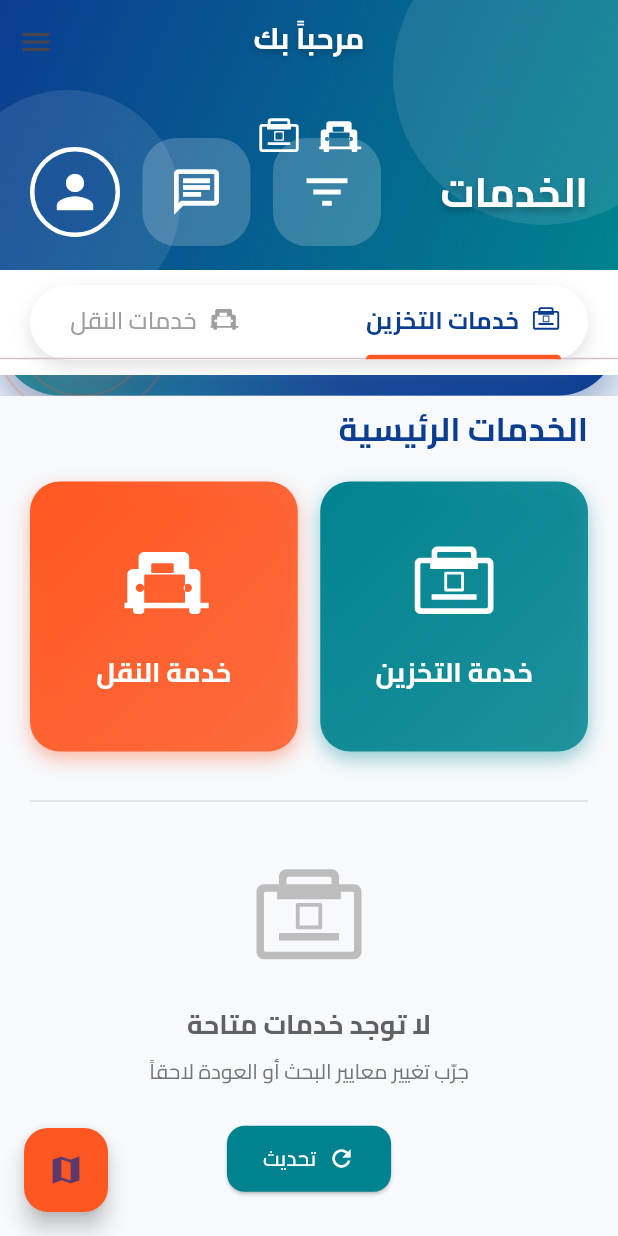
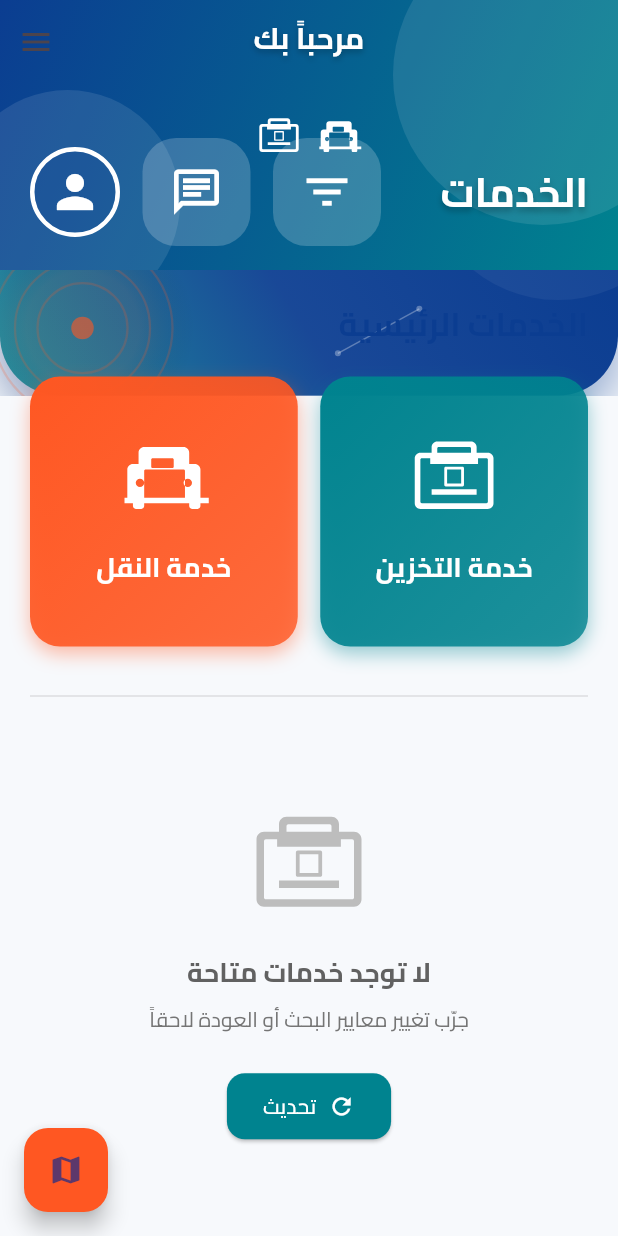
Before and after one commit to Nomato12/bilink, a Flutter app: the ClientHomePage screen opened directly, on a phone screen of 412 x 824 dp. Run offline on Flutter 3.47's test engine with Material 3 defaults, Android fonts, the phone set to English and light mode, and no system bars; our stand-ins replace cached_network_image, cloud_firestore, confetti, firebase_auth, firebase_core, firebase_storage and 12 more; missing offline and left inert: flutter_polyline_points; accounts and stored records are empty.

Commit message:
feat: تبسيط واجهة lientomeage وحذف التدرج والرأس العلوي

```diff
--- a/lib/screens/client_interface.dart
+++ b/lib/screens/client_interface.dart
@@ -661,91 +661,6 @@ class _ClientHomePageState extends State<ClientHomePage> with SingleTickerProvid
                     ),
                   ),
 
-                  // قائمة التبويبات
-                  SliverPersistentHeader(
-                    delegate: _SliverAppBarDelegate(
-                      TabBar(
-                        controller: _tabController,
-                        indicatorColor: _secondaryColor,
-                        indicatorWeight: 3,
-                        labelColor: _primaryColor,
-                        unselectedLabelColor: Colors.grey,
-                        labelStyle: GoogleFonts.cairo(
-                          textStyle: const TextStyle(
-                            fontSize: 16,
-                            fontWeight: FontWeight.bold,
-                          ),
-                        ),
-                        unselectedLabelStyle: GoogleFonts.cairo(
-                          textStyle: const TextStyle(
-                            fontSize: 16,
-                            fontWeight: FontWeight.w500,
-                          ),
-                        ),
-                        tabs: [
-                          Tab(
-                            icon: Row(
-                              mainAxisSize: MainAxisSize.min,
-                              children: [
-                                SvgPicture.asset(
-                                  'assets/images/warehouse.svg',
-                                  width: 20,
-                                  height: 20,
-                                  colorFilter: ColorFilter.mode(
-                                    _tabController.index == 0 ? _primaryColor : Colors.grey,
-                                    BlendMode.srcIn,
-                                  ),
-                                ),
-                                const SizedBox(width: 8),
-                                const Text('خدمات التخزين'),
-                              ],
-                            ),
-                          ),
-                          Tab(
-                            icon: Row(
-                              mainAxisSize: MainAxisSize.min,
-                              children: [
-                                SvgPicture.asset(
-                                  'assets/images/truck.svg',
-                                  width: 20,
-                                  height: 20,
-                                  colorFilter: ColorFilter.mode(
-                                    _tabController.index == 1 ? _primaryColor : Colors.grey,
-                                    BlendMode.srcIn,
-                                  ),
-                                ),
-                                const SizedBox(width: 8),
-                                const Text('خدمات النقل'),
-                              ],
-                            ),
-                          ),
-                        ],
-                      ),
-                      Container(
-                        decoration: BoxDecoration(
-                          color: Colors.white,
-                          borderRadius: BorderRadius.circular(30),
-                          boxShadow: [
-                            BoxShadow(
-                              color: Colors.grey.withOpacity(0.3),
-                              blurRadius: 10,
-                              offset: const Offset(0, 5),
-                            ),
-                          ],
-                        ),
-                        margin: const EdgeInsets.symmetric(
-                          horizontal: 20,
-                          vertical: 10,
-                        ),
-                        padding: const EdgeInsets.symmetric(
-                          horizontal: 5,
-                          vertical: 5,
-                        ),
-                      ),
-                    ),
-                    pinned: true,
-                  ),
-
                   // القسم العلوي المميز
                   SliverToBoxAdapter(
                     child: _buildFeaturedSection(),
@@ -1640,7 +1555,7 @@ class _ClientHomePageState extends State<ClientHomePage> with SingleTickerProvid
                       decoration: const BoxDecoration(                        gradient: LinearGradient(
                           begin: Alignment.topCenter,
                           end: Alignment.bottomCenter,
-                          colors: [const Color(0x1F000000), const Color(0x42000000)],
+                          colors: [Color(0x1F000000), Color(0x42000000)],
                         ),
                       ),
                       child: imageUrls.isNotEmpty
```
